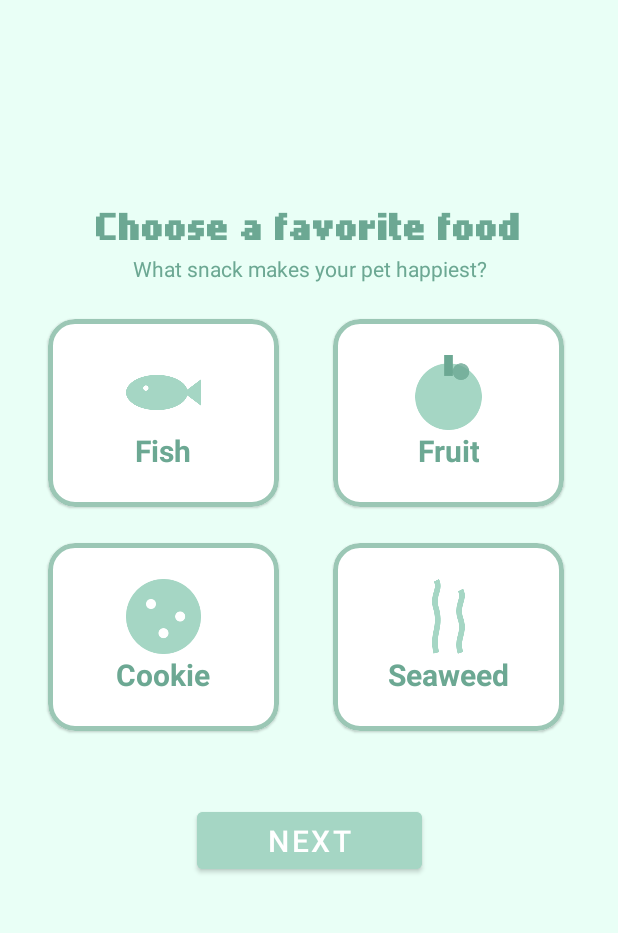
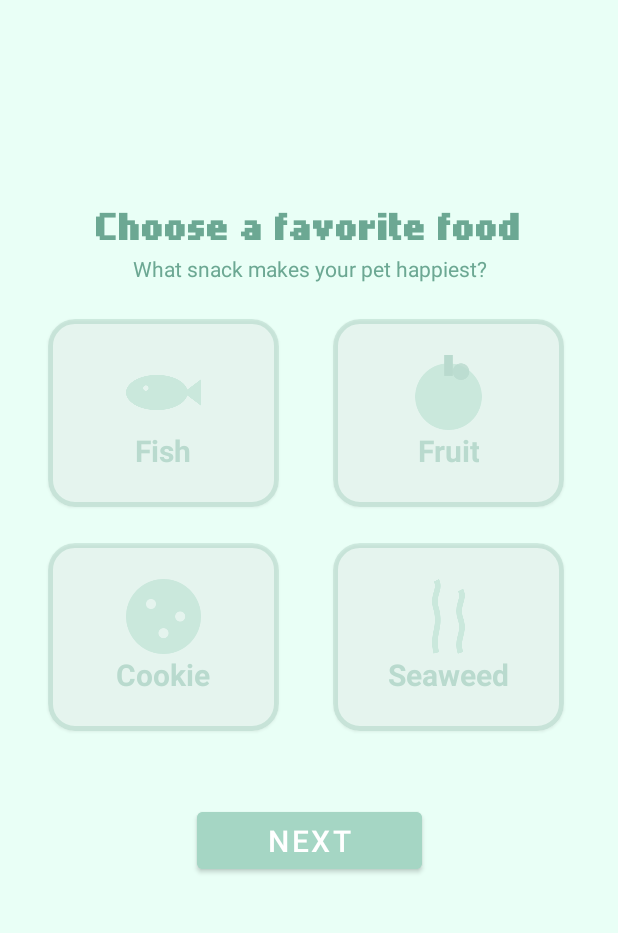
Before and after one commit to Sandbox-jvs/fa25p2_PocketPixelPets, an Android app: the ChooseFoodActivity screen opened directly, with no data from a screen before it, on a phone screen of 412 x 824 dp, the part 62-995 px from its top. Run offline under Robolectric (Android 15) with nearby library versions, the phone set to English and light mode, and no system bars.

Commit message:
Java for ChooseFoodActivity

```diff
--- a/app/src/main/java/com/talentengine/pocketpixelpets/ChooseFoodActivity.java
+++ b/app/src/main/java/com/talentengine/pocketpixelpets/ChooseFoodActivity.java
@@ -2,31 +2,105 @@ package com.talentengine.pocketpixelpets;
 
 import android.content.Intent;
 import android.os.Bundle;
+import android.view.View;
 import android.widget.Button;
 
 import androidx.annotation.Nullable;
 import androidx.appcompat.app.AppCompatActivity;
+
+import com.talentengine.pocketpixelpets.database.AppDatabase;
+import com.talentengine.pocketpixelpets.database.entities.Pet;
 
 public class ChooseFoodActivity extends AppCompatActivity {
 
     private String username;
     private Button nextButton;
 
+    private String selectedFood = null;
+    private static final float FULL_ALPHA = 1.0f;
+    private static final float DIMMED_ALPHA = 0.3f;
+
+    View fishCard;
+    View fruitCard;
+    View cookieCard;
+    View seaweedCard;
+
     @Override
     protected void onCreate(@Nullable Bundle savedInstanceState) {
         super.onCreate(savedInstanceState);
         setContentView(R.layout.activity_choose_food);
 
+        fishCard = findViewById(R.id.fishButton);
+        fruitCard = findViewById(R.id.fruitButton);
+        cookieCard = findViewById(R.id.cookieButton);
+        seaweedCard = findViewById(R.id.seaweedButton);
+
+        nextButton = findViewById(R.id.nextButtonFood);
+
         username = getIntent().getStringExtra("USERNAME");
 
-        nextButton = findViewById(R.id.nextButtonFood);
-        nextButton.setOnClickListener(v -> goToNextStep());
+        dimAllFoodCards();
+
+        nextButton.setOnClickListener(v -> {
+            if (selectedFood == null) {
+                return;
+            }
+
+            goToNextStep();
+        });
+
+        fishCard.setOnClickListener(v -> {
+            selectedFood = "Fish";
+            onSelectedFood();
+            nextButton.setEnabled(true);
+        });
+
+        fruitCard.setOnClickListener(v -> {
+            selectedFood = "Fruit";
+            onSelectedFood();
+            nextButton.setEnabled(true);
+        });
+
+        cookieCard.setOnClickListener(v -> {
+            selectedFood = "Cookie";
+            onSelectedFood();
+            nextButton.setEnabled(true);
+        });
+
+        seaweedCard.setOnClickListener(v -> {
+            selectedFood = "Seaweed";
+            onSelectedFood();
+            nextButton.setEnabled(true);
+        });
+    }
+
+    private void onSelectedFood() {
+        dimAllFoodCards();
+        switch (selectedFood) {
+            case "Fish":
+                fishCard.setAlpha(FULL_ALPHA);
+                break;
+            case "Fruit":
+                fruitCard.setAlpha(FULL_ALPHA);
+                break;
+            case "Cookie":
+                cookieCard.setAlpha(FULL_ALPHA);
+                break;
+            case "Seaweed":
+                seaweedCard.setAlpha(FULL_ALPHA);
+                break;
+        }
     }
 
     private void goToNextStep() {
         //Get user id from last activity
         Intent lastIntent = getIntent();
         int user_id = lastIntent.getIntExtra("USER_ID", -1  );
+
+        //Update pet's food choice in the database
+        Pet pet = AppDatabase.getDatabase(ChooseFoodActivity.this).PetDao().getPetFromOwnerUserId(user_id);
+        pet.setFavorite_food(selectedFood);
+        AppDatabase.getDatabase(ChooseFoodActivity.this).PetDao().updatePet(pet);
 
         // Pass username to the Choose Toy Activity
         Intent intent = new Intent(this, ChooseToyActivity.class);
@@ -35,4 +109,11 @@ public class ChooseFoodActivity extends AppCompatActivity {
         startActivity(intent);
         finish();
     }
+
+    private void dimAllFoodCards() {
+        fishCard.setAlpha(DIMMED_ALPHA);
+        fruitCard.setAlpha(DIMMED_ALPHA);
+        cookieCard.setAlpha(DIMMED_ALPHA);
+        seaweedCard.setAlpha(DIMMED_ALPHA);
+    }
 }
```
